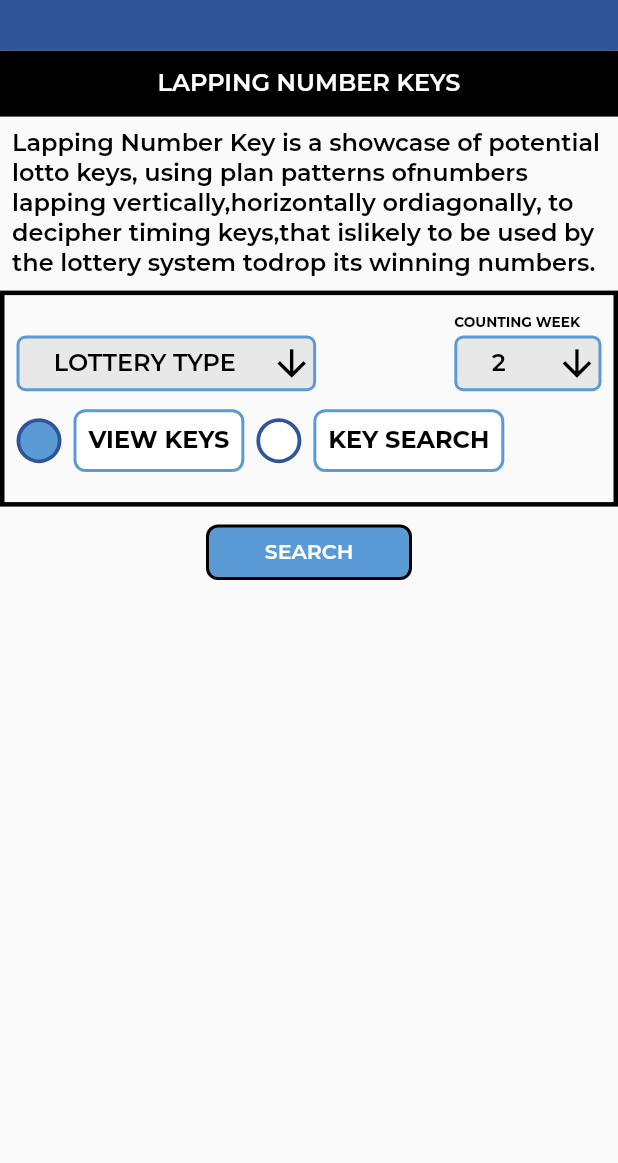
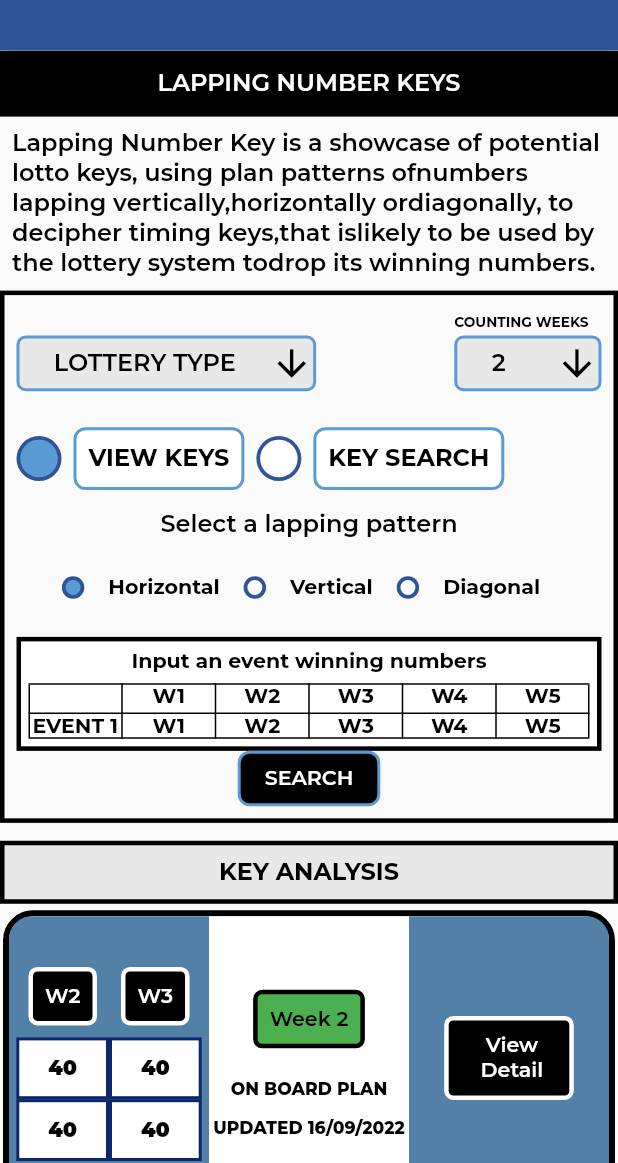
Before and after one commit to zolovio/lotto_grazer, a Flutter app: the LottoTimingScreen screen opened by its route, on a phone screen of 412 x 824 dp, the part 73-1236 px from its top. Run offline on Flutter 3.47's test engine with Material 2 defaults, Android fonts, the phone set to English and light mode, and no system bars; our stand-ins replace flutter_riverpod, flutter_screenutil, google_fonts.

Commit message:
feat(lotto_timing): fixed lotto_timing screen

```diff
--- a/lib/features/lotto_timing/ui/lotto_timing_screen.dart
+++ b/lib/features/lotto_timing/ui/lotto_timing_screen.dart
@@ -3,8 +3,10 @@ import 'package:flutter_riverpod/flutter_riverpod.dart';
 import 'package:flutter_screenutil/flutter_screenutil.dart';
 import 'package:lotto_grazer/features/lotto_timing/ui/lotto_timing_vm.dart';
 import 'package:lotto_grazer/res/colors.dart';
+import 'package:lotto_grazer/res/components/analysis_card.dart';
 import 'package:lotto_grazer/res/components/common_drop_down.dart';
 import 'package:lotto_grazer/res/components/custom_appbar.dart';
+import 'package:lotto_grazer/res/components/custom_radio_button.dart';
 import 'package:lotto_grazer/res/components/custom_text.dart';
 import 'package:lotto_grazer/utils/utils.dart';
 
@@ -84,10 +86,11 @@ class _LottoTimingScreenState extends State<LottoTimingScreen> {
                           onSelect: (value) {
                             print(value);
                           },
-                          title: 'COUNTING WEEK',
+                          title: 'COUNTING WEEKS',
                         ),
                       ],
                     ),
+                    SizedBox(height: 10.h),
                     SizedBox(
                       height: size.height * 0.08,
                       width: size.width,
@@ -99,12 +102,110 @@ class _LottoTimingScreenState extends State<LottoTimingScreen> {
                         },
                       ),
                     ),
+
+                    ///
+                    /// This should be work on condition based
+                    ///
+                    CustomText(
+                      text: 'Select a lapping pattern',
+                      fontWeight: FontWeight.w600,
+                      fontSize: 14.sp,
+                      textColor: AppColors.blackColor,
+                    ),
+                    SizedBox(
+                      height: size.height * 0.08,
+                      width: size.width * 0.8,
+                      child: CustomRadioButton(
+                        fontSize: 12.sp,
+                        isDecorated: false,
+                        radioSize: 15.0,
+                        list: _vm.lappingList,
+                        selectedIndex: _vm.selectedLappingIndex,
+                        onSelect: (index) {
+                          _vm.onSelectLapping(index);
+                        },
+                      ),
+                    ),
+                    Container(
+                      padding: const EdgeInsets.all(5.0),
+                      decoration: BoxDecoration(
+                        color: Colors.white,
+                        border:
+                            Border.all(color: AppColors.blackColor, width: 3.0),
+                      ),
+                      child: Column(
+                        children: [
+                          CustomText(
+                            text: 'Input an event winning numbers',
+                            fontSize: 12.sp,
+                            fontWeight: FontWeight.bold,
+                          ),
+                          SizedBox(height: 5.h),
+                          Table(border: TableBorder.all(), children: [
+                            TableRow(children: [
+                              CustomText(text: ''),
+                              CustomText(
+                                text: 'W1',
+                                fontSize: 12.sp,
+                                fontWeight: FontWeight.bold,
+                              ),
+                              CustomText(
+                                text: 'W2',
+                                fontSize: 12.sp,
+                                fontWeight: FontWeight.bold,
+                              ),
+                              CustomText(
+                                text: 'W3',
+                                fontSize: 12.sp,
+                                fontWeight: FontWeight.bold,
+                              ),
+                              CustomText(
+                                text: 'W4',
+                                fontSize: 12.sp,
+                                fontWeight: FontWeight.bold,
+                              ),
+                              CustomText(
+                                text: 'W5',
+                                fontSize: 12.sp,
+                                fontWeight: FontWeight.bold,
+                              ),
+                            ]),
+                            TableRow(children: [
+                              CustomText(
+                                text: 'EVENT 1 ',
+                                fontSize: 12.sp,
+                                fontWeight: FontWeight.bold,
+                              ),
+                              CustomText(
+                                text: 'W1',
+                                fontSize: 12.sp,
+                                fontWeight: FontWeight.bold,
+                              ),
+                              CustomText(
+                                text: 'W2',
+                                fontSize: 12.sp,
+                                fontWeight: FontWeight.bold,
+                              ),
+                              CustomText(
+                                text: 'W3',
+                                fontSize: 12.sp,
+                                fontWeight: FontWeight.bold,
+                              ),
+                              CustomText(
+                                text: 'W4',
+                                fontSize: 12.sp,
+                                fontWeight: FontWeight.bold,
+                              ),
+                              CustomText(
+                                text: 'W5',
+                                fontSize: 12.sp,
+                                fontWeight: FontWeight.bold,
+                              ),
+                            ]),
+                          ]),
                         ],
                       ),
                     ),
-            ),
-            // const EventCard(),
-            SizedBox(height: 10.h),
                     Padding(
                       padding: EdgeInsets.symmetric(horizontal: 120.w),
                       child: InkWell(
@@ -113,9 +214,10 @@ class _LottoTimingScreenState extends State<LottoTimingScreen> {
                         },
                         child: Container(
                           decoration: BoxDecoration(
-                    color: AppColors.blueColor,
+                            color: AppColors.blackColor,
                             borderRadius: BorderRadius.circular(8.0),
-                    border: Border.all(color: AppColors.blackColor, width: 2.0),
+                            border: Border.all(
+                                color: AppColors.blueColor, width: 2.0),
                           ),
                           child: Padding(
                             padding: const EdgeInsets.symmetric(
@@ -130,69 +232,45 @@ class _LottoTimingScreenState extends State<LottoTimingScreen> {
                         ),
                       ),
                     ),
+
+                    ///
+                    ///
+                  ],
+                ),
+              ),
+            ),
+            SizedBox(height: 10.h),
+            Container(
+              decoration: BoxDecoration(
+                  color: AppColors.greyColor.withOpacity(0.2),
+                  border: Border.all(color: AppColors.blackColor, width: 3.0)),
+              child: Padding(
+                padding: const EdgeInsets.all(8.0),
+                child: CustomText(
+                    text: 'KEY ANALYSIS', fontWeight: FontWeight.w700),
+              ),
+            ),
+            SizedBox(height: 2.h),
+            const Padding(
+              padding: EdgeInsets.all(2.0),
+              child: AnalysisCard(),
+            ),
+            const Padding(
+              padding: EdgeInsets.all(2.0),
+              child: AnalysisCard(),
+            ),
+            const Padding(
+              padding: EdgeInsets.all(2.0),
+              child: AnalysisCard(),
+            ),
+            const Padding(
+              padding: EdgeInsets.all(2.0),
+              child: AnalysisCard(),
+            ),
+            SizedBox(height: 100.h),
           ],
         );
       }),
     );
   }
 }
-
-class CustomRadioButton extends StatelessWidget {
-  final List<String> list;
-  final int selectedIndex;
-  final Function onSelect;
-  const CustomRadioButton(
-      {Key? key,
-      required this.list,
-      required this.selectedIndex,
-      required this.onSelect})
-      : super(key: key);
-
-  @override
-  Widget build(BuildContext context) {
-    return ListView.builder(
-      scrollDirection: Axis.horizontal,
-      padding: const EdgeInsets.symmetric(vertical: 12.0),
-      itemCount: list.length,
-      itemBuilder: (context, index) => Row(
-        children: [
-          Container(
-            height: 30.0,
-            width: 30.0,
-            decoration: BoxDecoration(
-              color: selectedIndex == index
-                  ? AppColors.blueColor
-                  : AppColors.whiteColor,
-              shape: BoxShape.circle,
-              border: Border.all(color: AppColors.appbarColor, width: 2.5),
-            ),
-          ),
-          Padding(
-            padding: const EdgeInsets.symmetric(horizontal: 8.0),
-            child: InkWell(
-              onTap: () {
-                onSelect(index);
-              },
-              child: Container(
-                decoration: BoxDecoration(
-                  color: AppColors.whiteColor,
-                  borderRadius: BorderRadius.circular(8.0),
-                  border: Border.all(color: AppColors.blueColor, width: 2.0),
-                ),
-                child: Padding(
-                  padding: const EdgeInsets.all(8.0),
-                  child: Center(
-                    child: CustomText(
-                      text: list[index],
-                      fontWeight: FontWeight.w700,
-                    ),
-                  ),
-                ),
-              ),
-            ),
-          ),
-        ],
-      ),
-    );
-  }
-}
--- a/lib/features/lotto_timing/ui/lotto_timing_vm.dart
+++ b/lib/features/lotto_timing/ui/lotto_timing_vm.dart
@@ -11,7 +11,9 @@ final lottoTimingProvider =
 
 class LottoTimingVm extends ChangeNotifier {
   List<String> keyList = ['VIEW KEYS', 'KEY SEARCH'];
+  List<String> lappingList = ['Horizontal', 'Vertical', 'Diagonal'];
   int selectedIndex = 0;
+  int selectedLappingIndex = 0;
 
   void onSearchTap(BuildContext context) {
     navigatorKey.currentState?.pushNamed(RoutesName.midFortuneLotto);
@@ -22,4 +24,9 @@ class LottoTimingVm extends ChangeNotifier {
     print(keyList[index]);
     notifyListeners();
   }
+
+  void onSelectLapping(index) {
+    selectedLappingIndex = index;
+    notifyListeners();
+  }
 }
```
Lines whose indentation alone changed are shown as unchanged.
